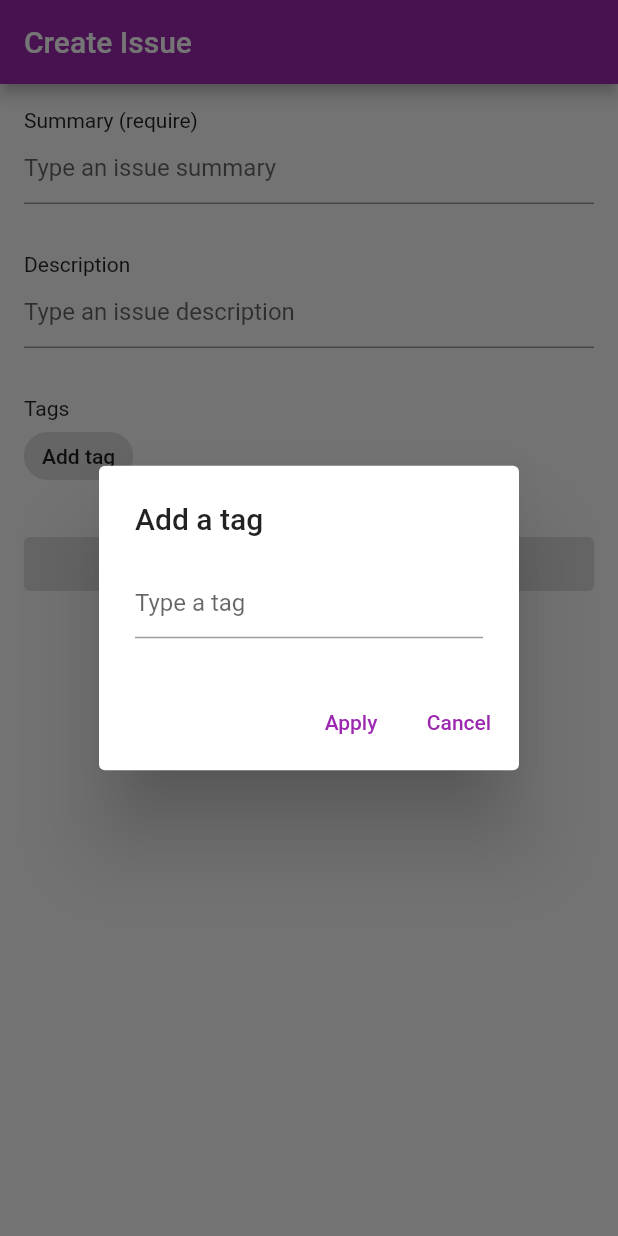
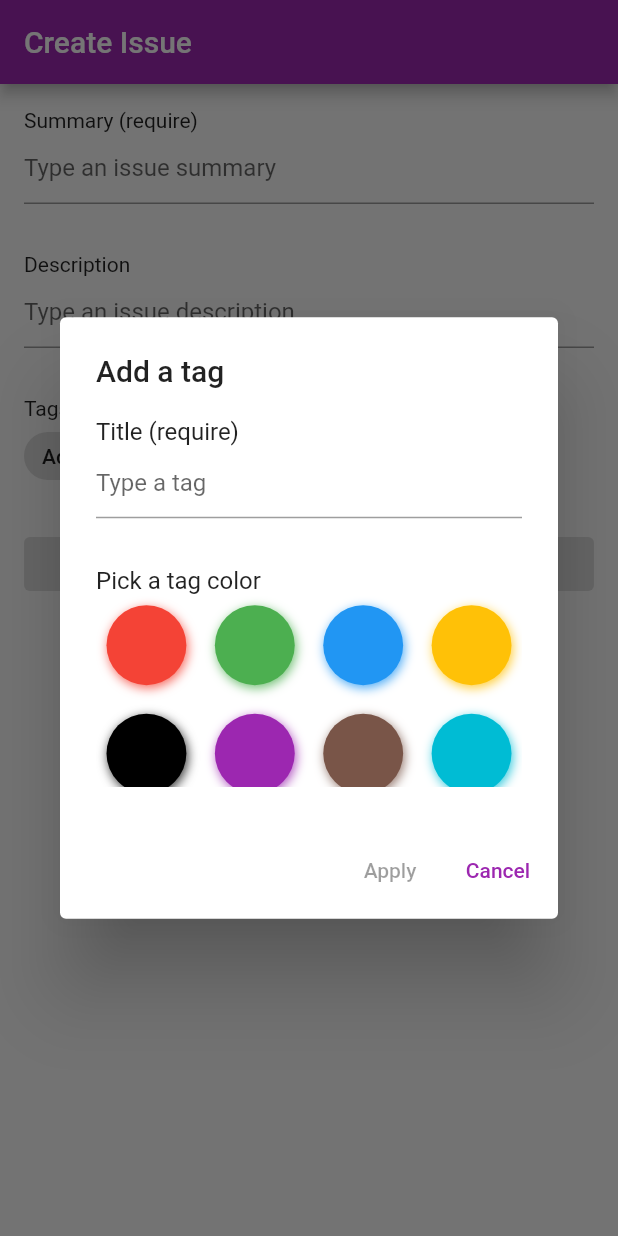
Before and after one commit to Makentoshe/bigdatatools-internships-flutter, a Flutter app: the CreateIssueWidget screen opened directly, after a tap on "Add tag", on a phone screen of 412 x 824 dp. Run offline on Flutter 3.47's test engine with Material 2 defaults, Android fonts, the phone set to English and light mode, and no system bars; drawn by our look-alikes of flutter_colorpicker.

Commit message:
feat: Add tag color pick support via color_picker library

```diff
--- a/lib/screen/issues/model/tag.dart
+++ b/lib/screen/issues/model/tag.dart
@@ -1,8 +1,12 @@
+import 'package:flutter/material.dart';
+
 class Tag {
 
   String title;
+  Color color;
 
-  Tag({String title}) {
+  Tag({String title, Color color}) {
     this.title = title;
+    this.color = color;
   }
 }
--- a/lib/screen/issues/widget/create_issue_tag_widget.dart
+++ b/lib/screen/issues/widget/create_issue_tag_widget.dart
@@ -1,8 +1,8 @@
 import 'package:bigdatatools_internships/screen/issues/model/tag.dart';
 import 'package:flutter/material.dart';
+import 'package:flutter_colorpicker/flutter_colorpicker.dart';
 
 class CreateIssueTagWidget extends StatefulWidget {
-
   final TextEditingController issueTagsController;
 
   CreateIssueTagWidget(this.issueTagsController, {Key key}) : super(key: key);
@@ -11,14 +11,22 @@ class CreateIssueTagWidget extends StatefulWidget {
   State<StatefulWidget> createState() => CreateIssueTagWidgetState(issueTagsController);
 }
 
-
 class CreateIssueTagWidgetState extends State<CreateIssueTagWidget> {
+  CreateIssueTagWidgetState(this.issueTagsController) : super();
 
   final TextEditingController issueTagsController;
 
-  CreateIssueTagWidgetState(this.issueTagsController): super();
-
-  final List<Tag> issueTags = <Tag>[];
+  Color selectedColor;
+  final List<Color> availableColors = <Color>[
+    Colors.red,
+    Colors.green,
+    Colors.blue,
+    Colors.amber,
+    Colors.black,
+    Colors.purple,
+    Colors.brown,
+    Colors.cyan,
+  ];
 
   @override
   Widget build(BuildContext context) {
@@ -27,10 +35,30 @@ class CreateIssueTagWidgetState extends State<CreateIssueTagWidget> {
       content: SingleChildScrollView(
         child: Column(
           children: <Widget>[
+            Container(
+              alignment: Alignment.topLeft,
+              child: Text('Title (require)'),
+            ),
             TextField(
               keyboardType: TextInputType.name,
               controller: issueTagsController,
               decoration: InputDecoration(border: UnderlineInputBorder(), hintText: "Type a tag"),
+              onChanged: (text) {
+                setState(() {});
+              },
+            ),
+            Container(
+              padding: EdgeInsets.only(top: 32.0),
+              alignment: Alignment.topLeft,
+              child: Text('Pick a tag color'),
+            ),
+            Container(
+              height: 128,
+              child: BlockPicker(
+                pickerColor: Colors.white,
+                availableColors: availableColors,
+                onColorChanged: changeColor,
+              ),
             ),
           ],
         ),
@@ -38,10 +66,12 @@ class CreateIssueTagWidgetState extends State<CreateIssueTagWidget> {
       actions: [
         TextButton(
           child: Text('Apply'),
-          onPressed: () {
-            Navigator.pop(context, Tag(title: issueTagsController.text));
-            issueTagsController.clear();
-          },
+          onPressed: issueTagsController.text.isEmpty
+              ? null
+              : () {
+                  Navigator.pop(context, Tag(title: issueTagsController.text, color: selectedColor));
+                  issueTagsController.clear();
+                },
         ),
         TextButton(
           child: Text('Cancel'),
@@ -54,4 +84,7 @@ class CreateIssueTagWidgetState extends State<CreateIssueTagWidget> {
     );
   }
 
+  void changeColor(Color color) {
+    setState(() => selectedColor = color);
+  }
 }
--- a/lib/screen/issues/widget/create_issue_widget.dart
+++ b/lib/screen/issues/widget/create_issue_widget.dart
@@ -71,9 +71,7 @@ class CreateIssueWidgetState extends State<CreateIssueWidget> {
                 scrollDirection: Axis.horizontal,
                 itemCount: issueTags.length + 1,
                 itemBuilder: (context, position) {
-                  return position == 0
-                      ? buildSupportTagItem(context)
-                      : buildTagItem(context, issueTags[position - 1]);
+                  return position == 0 ? buildSupportTagItem(context) : buildTagItem(context, issueTags[position - 1]);
                 },
                 separatorBuilder: (BuildContext context, int index) => buildSeparator(context),
               ),
@@ -114,9 +112,12 @@ class CreateIssueWidgetState extends State<CreateIssueWidget> {
   buildTagItem(BuildContext context, Tag tag) {
     return Container(
       child: RawChip(
-        backgroundColor: Colors.purple,
-        label: Text(tag.title, style: TextStyle(color: Colors.white),),
-        deleteIcon: Icon(Icons.close, size: 24.0, color: Colors.white),
+        backgroundColor: tag.color,
+        label: Text(
+          tag.title,
+          style: TextStyle(color: tag.color == null ? Colors.black : Colors.white),
+        ),
+        deleteIcon: Icon(Icons.close, size: 24.0, color: tag.color == null ? Colors.black : Colors.white),
         onDeleted: () => removeTag(tag),
       ),
     );
--- a/pubspec.yaml
+++ b/pubspec.yaml
@@ -28,6 +28,10 @@ dependencies:
   # The following adds the Cupertino Icons font to your application.
   # Use with the CupertinoIcons class for iOS style icons.
   cupertino_icons: ^1.0.2
+
+  # A HSV(HSB)/HSL color picker inspired by chrome devtools
+  # and a material color picker for your flutter app.
+  flutter_colorpicker: ^0.4.0
 
 dev_dependencies:
   flutter_test:
```
Also changed, not shown: pubspec.lock. Lines whose indentation alone changed are shown as unchanged.
